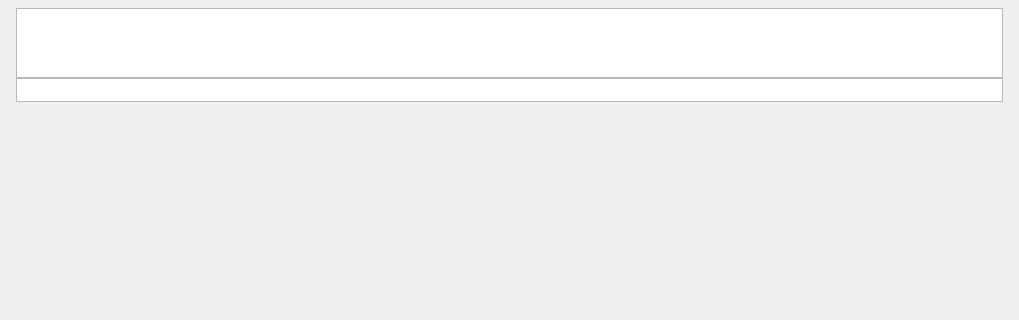
Old version of the form vms/client/nx_vms_client_desktop/src/nx/vms/client/desktop/resource_properties/server/poe/poe_settings_widget.ui in the repository networkoptix/nx_open; both pictures show x 0 to 1019 and y 0 to 320 of the 1019 by 621 pixel window.
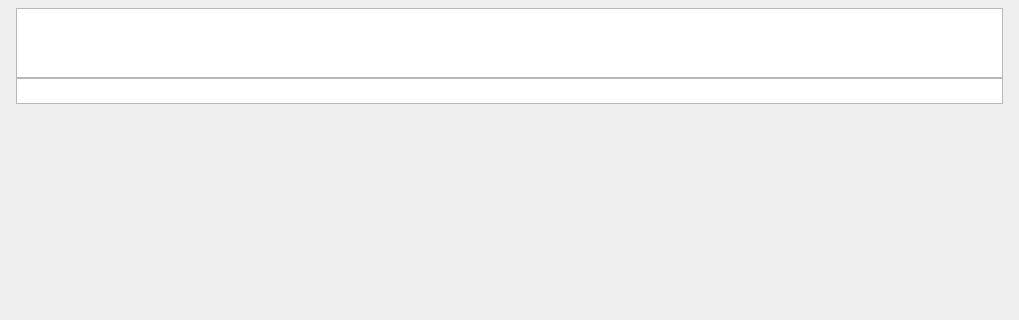
New version of the form. Custom widgets are drawn as their Qt base class.

Commit message:
VMS-CR-19991: Move poe settings to anothe place
<==== Mercurial data ====>
Branch: x_VMS_hanwha_nvr_integration

```diff
--- a/vms/client/nx_vms_client_desktop/src/nx/vms/client/desktop/resource_properties/server/poe/poe_settings_widget.ui
+++ b/vms/client/nx_vms_client_desktop/src/nx/vms/client/desktop/resource_properties/server/poe/poe_settings_widget.ui
@@ -157,13 +157,13 @@
            <property name="minimumSize">
             <size>
              <width>0</width>
-             <height>24</height>
+             <height>26</height>
             </size>
            </property>
            <property name="maximumSize">
             <size>
              <width>16777215</width>
-             <height>24</height>
+             <height>26</height>
             </size>
            </property>
            <property name="contextMenuPolicy">
```
